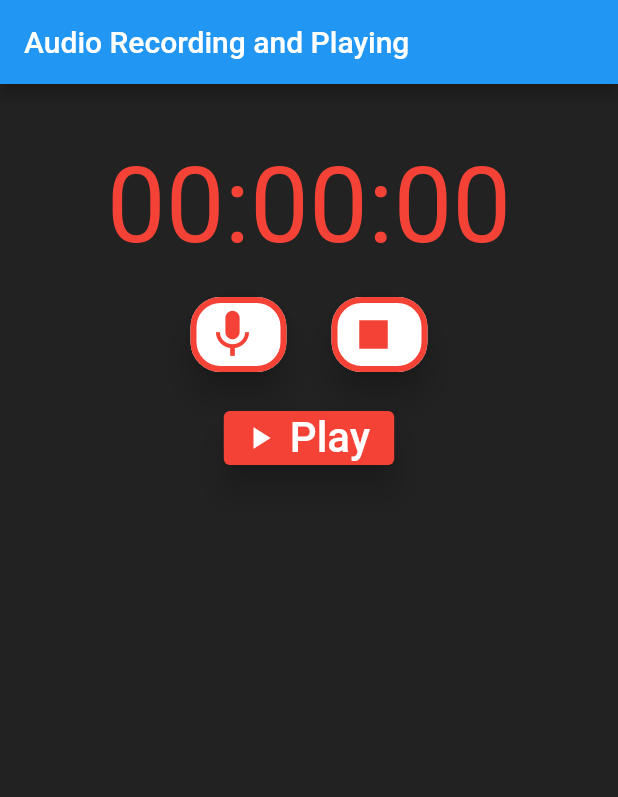
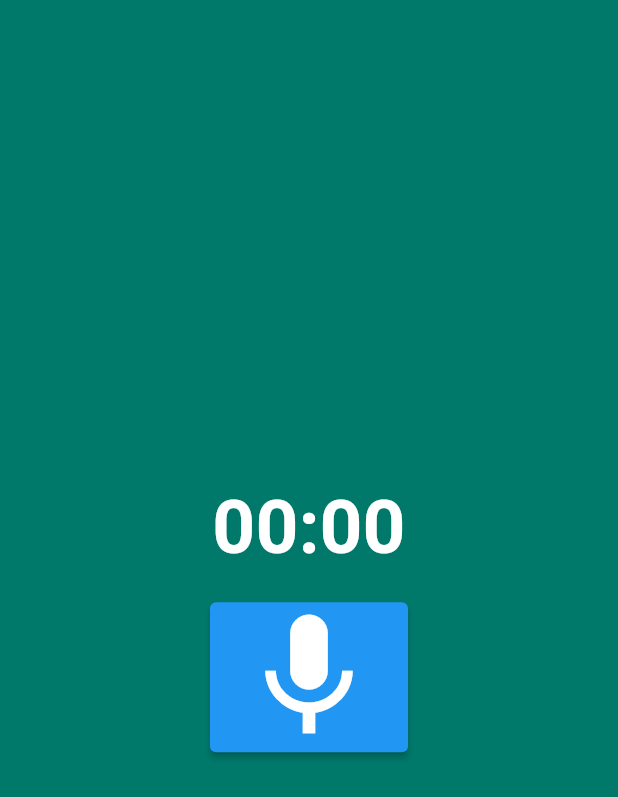
Before and after one commit to Sana-Memon/video-audio-recorder, a Flutter app: the screen it shows after launch, after a tap on the "mic" icon, on a phone screen of 412 x 824 dp. Shown: the top 797 px of the screen. Run offline on Flutter 3.47's test engine with Material 2 defaults, Android fonts, the phone set to English and light mode, and no system bars; our stand-ins replace permission_handler; missing offline and left inert: flutter_sound.

```diff
--- a/lib/main.dart
+++ b/lib/main.dart
@@ -16,7 +16,7 @@ class MyApp extends StatelessWidget {
       theme: ThemeData(
         primarySwatch: Colors.blue,
       ),
-      home: MyHomePage(title: 'Flutter Demo Home Page'),
+      home: MyHomePage(),
     );
   }
 }
--- a/lib/my_home_page.dart
+++ b/lib/my_home_page.dart
@@ -1,188 +1,102 @@
-import 'dart:async';
 import 'dart:io';
 
-import 'package:assets_audio_player/assets_audio_player.dart';
 import 'package:flutter/material.dart';
+import 'package:flutter/src/widgets/container.dart';
+import 'package:flutter/src/widgets/framework.dart';
 import 'package:flutter_sound/flutter_sound.dart';
-import 'package:flutter_sound/public/flutter_sound_recorder.dart';
-import 'package:intl/date_symbol_data_file.dart';
-import 'package:intl/intl.dart';
 import 'package:permission_handler/permission_handler.dart';
 
 class MyHomePage extends StatefulWidget {
-  const MyHomePage({super.key, required this.title});
-  final String title;
+  const MyHomePage({super.key});
+
   @override
-  _MyHomePageState createState() => _MyHomePageState();
+  State<MyHomePage> createState() => _MyHomePageState();
 }
 
 class _MyHomePageState extends State<MyHomePage> {
-  late FlutterSoundRecorder _recordingSession;
-  final recordingPlayer = AssetsAudioPlayer();
-  late String pathToAudio;
-  bool _playAudio = false;
-  String _timerText = '00:00:00';
   @override
   void initState() {
+    initRecorder();
     super.initState();
-    initializer();
   }
 
-  void initializer() async {
-    pathToAudio = '/sdcard/Download/temp.wav';
-    _recordingSession = FlutterSoundRecorder();
-    await _recordingSession._openAudioSession(
-        focus: AudioFocus.requestFocusAndStopOthers,
-        category: SessionCategory.playAndRecord,
-        mode: SessionMode.modeDefault,
-        device: AudioDevice.speaker);
-    await _recordingSession.setSubscriptionDuration(Duration(milliseconds: 10));
-    await initializeDateFormatting();
-    await Permission.microphone.request();
-    await Permission.storage.request();
-    await Permission.manageExternalStorage.request();
+  @override
+  void dispose() {
+    recorder.closeRecorder();
+    super.dispose();
+  }
+
+  final recorder = FlutterSoundRecorder();
+
+  Future initRecorder() async {
+    final status = await Permission.microphone.request();
+    if (status != PermissionStatus.granted) {
+      throw 'Permission not granted';
+    }
+    await recorder.openRecorder();
+    recorder.setSubscriptionDuration(const Duration(milliseconds: 500));
+  }
+
+  Future startRecord() async {
+    await recorder.startRecorder(toFile: "audio");
+  }
+
+  Future stopRecorder() async {
+    final filePath = await recorder.stopRecorder();
+    final file = File(filePath!);
+    print('Recorded file path: $filePath');
   }
 
   @override
   Widget build(BuildContext context) {
     return Scaffold(
-      backgroundColor: Colors.black87,
-      appBar: AppBar(title: Text('Audio Recording and Playing')),
+      backgroundColor: Colors.teal.shade700,
       body: Center(
         child: Column(
-          mainAxisAlignment: MainAxisAlignment.start,
-          children: <Widget>[
-            SizedBox(
-              height: 40,
+          mainAxisAlignment: MainAxisAlignment.center,
+          children: [
+            StreamBuilder<RecordingDisposition>(
+              builder: (context, snapshot) {
+                final duration =
+                    snapshot.hasData ? snapshot.data!.duration : Duration.zero;
+
+                String twoDigits(int n) => n.toString().padLeft(2, '0');
+
+                final twoDigitMinutes =
+                    twoDigits(duration.inMinutes.remainder(60));
+                final twoDigitSeconds =
+                    twoDigits(duration.inSeconds.remainder(60));
+
+                return Text(
+                  '$twoDigitMinutes:$twoDigitSeconds',
+                  style: const TextStyle(
+                    color: Colors.white,
+                    fontSize: 50,
+                    fontWeight: FontWeight.bold,
+                  ),
+                );
+              },
+              stream: recorder.onProgress,
             ),
-            Container(
-              child: Center(
-                child: Text(
-                  _timerText,
-                  style: TextStyle(fontSize: 70, color: Colors.red),
-                ),
-              ),
-            ),
-            SizedBox(
-              height: 20,
-            ),
-            Row(
-              mainAxisAlignment: MainAxisAlignment.center,
-              children: <Widget>[
-                createElevatedButton(
-                  icon: Icons.mic,
-                  iconColor: Colors.red,
-                  onPressFunc: startRecording,
-                ),
-                SizedBox(
-                  width: 30,
-                ),
-                createElevatedButton(
-                  icon: Icons.stop,
-                  iconColor: Colors.red,
-                  onPressFunc: stopRecording,
-                ),
-              ],
-            ),
-            SizedBox(
-              height: 20,
-            ),
-            ElevatedButton.icon(
-              style:
-                  ElevatedButton.styleFrom(elevation: 9.0, primary: Colors.red),
-              onPressed: () {
-                setState(() {
-                  _playAudio = !_playAudio;
-                });
-                if (_playAudio) playFunc();
-                if (!_playAudio) stopPlayFunc();
-              },
-              icon: _playAudio
-                  ? Icon(
-                      Icons.stop,
-                    )
-                  : Icon(Icons.play_arrow),
-              label: _playAudio
-                  ? Text(
-                      "Stop",
-                      style: TextStyle(
-                        fontSize: 28,
-                      ),
-                    )
-                  : Text(
-                      "Play",
-                      style: TextStyle(
-                        fontSize: 28,
-                      ),
-                    ),
-            ),
+            const SizedBox(height: 20),
+            ElevatedButton(
+                onPressed: () async {
+                  if (recorder.isRecording) {
+                    await stopRecorder();
+                    setState(() {});
+                  } else {
+                    await startRecord();
+                    setState(() {});
+                  }
+                },
+                child: Icon(
+                  recorder.isRecording ? Icons.stop : Icons.mic,
+                  size: 100,
+                  color: Colors.white,
+                ))
           ],
         ),
       ),
     );
   }
-
-  ElevatedButton createElevatedButton(
-      {IconData? icon, Color? iconColor, required VoidCallback onPressFunc}) {
-    return ElevatedButton.icon(
-      style: ElevatedButton.styleFrom(
-        padding: EdgeInsets.all(6.0),
-        side: BorderSide(
-          color: Colors.red,
-          width: 4.0,
-        ),
-        shape: RoundedRectangleBorder(
-          borderRadius: BorderRadius.circular(20),
-        ),
-        primary: Colors.white,
-        elevation: 9.0,
-      ),
-      onPressed: onPressFunc,
-      icon: Icon(
-        icon,
-        color: iconColor,
-        size: 38.0,
-      ),
-      label: Text(''),
-    );
-  }
-
-  Future<void> startRecording() async {
-    Directory directory = Directory(path.dirname(pathToAudio));
-    if (!directory.existsSync()) {
-      directory.createSync();
-    }
-    _recordingSession._openAudioSession();
-    await _recordingSession.startRecorder(
-      toFile: pathToAudio,
-      codec: Codec.pcm16WAV,
-    );
-    StreamSubscription _recorderSubscription =
-        _recordingSession.onProgress!.listen((e) {
-      var date = DateTime.fromMillisecondsSinceEpoch(e.duration.inMilliseconds,
-          isUtc: true);
-      var timeText = DateFormat('mm:ss:SS', 'en_GB').format(date);
-      setState(() {
-        _timerText = timeText.substring(0, 8);
-      });
-    });
-    _recorderSubscription.cancel();
-  }
-
-  Future<String?> stopRecording() async {
-    _recordingSession._closeAudioSession();
-    return await _recordingSession.stopRecorder();
-  }
-
-  Future<void> playFunc() async {
-    recordingPlayer.open(
-      Audio.file(pathToAudio),
-      autoStart: true,
-      showNotification: true,
-    );
-  }
-
-  Future<void> stopPlayFunc() async {
-    recordingPlayer.stop();
-  }
 }
--- a/pubspec.yaml
+++ b/pubspec.yaml
@@ -39,8 +39,10 @@ dependencies:
   flutter_sound: ^9.2.13
   assets_audio_player: ^3.0.6
   permission_handler: ^8.1.2
-  path: ^1.8.0
-  intl: ^0.17.0
+  record: ^4.4.4
+  just_audio: ^0.9.32
+  flutter_bloc: ^8.1.2
+  flutter_camera: ^0.1.1
 
 dev_dependencies:
   flutter_test:
```
Also changed, not shown: lib/recording.dart (added), pubspec.lock, 6 other files.
